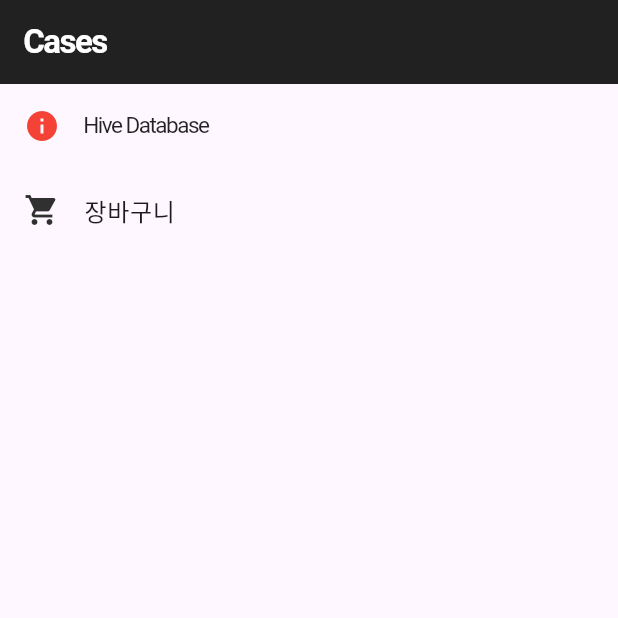
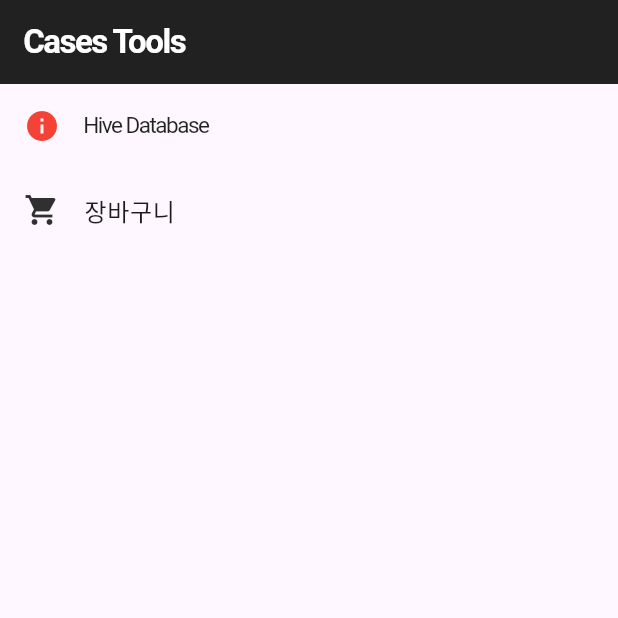
Before and after one commit to killkch/cases, a Flutter app: the screen it shows after launch, on a phone screen of 412 x 824 dp, the top half of it. Run offline on Flutter 3.47's test engine with Material 3 defaults, Android fonts, the phone set to English and light mode, and no system bars; our stand-ins replace flutter_native_splash, get, get_storage; statements that could not run were skipped.

Commit message:
[edit] home_page.dart 수정

```diff
--- a/lib/home_page.dart
+++ b/lib/home_page.dart
@@ -22,7 +22,7 @@ class _HomePageState extends State<HomePage> {
       appBar: AppBar(
         backgroundColor: Colors.black87,
         title: const Text(
-          'Cases',
+          'Cases Tools',
           style: TextStyle(
             color: Colors.white,
             letterSpacing: -1,
```
